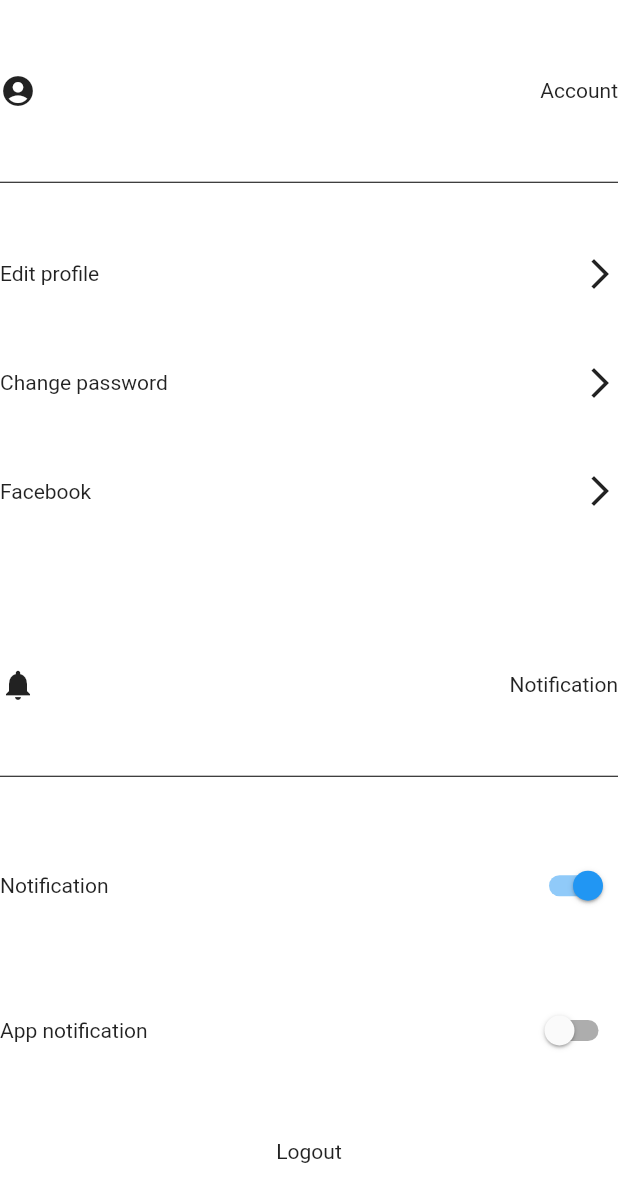
After one commit to quiop00/tutor_finder, a Flutter app: the SettingView screen opened directly, on a phone screen of 412 x 824 dp. The commit adds this screen. Shown: the top 1202 px of the screen. Run offline on Flutter 3.47's test engine with Material 2 defaults, Android fonts, the phone set to English and light mode, and no system bars; our stand-ins replace dio, get_it, retrofit, stacked; generated files the repository leaves out were written again; network calls fail.

Commit message:
profile fix

```diff
--- a/lib/ui/screens/notifies/notifications_view.dart
+++ b/lib/ui/screens/notifies/notifications_view.dart
@@ -2,7 +2,6 @@ import 'package:flutter/material.dart';
 import 'package:provider/provider.dart';
 import 'package:stacked/stacked.dart';
 import 'package:tutor_finder_app/models/notification_model.dart';
-import 'package:tutor_finder_app/services/response/notification_response.dart';
 import 'package:tutor_finder_app/ui/screens/notifies/notifications_view_model.dart';
 import 'package:tutor_finder_app/ui/widget/notification_item.dart';
 
--- /dev/null
+++ b/lib/ui/screens/setting/setting_view.dart
@@ -0,0 +1,92 @@
+import 'package:flutter/material.dart';
+
+class SettingView extends StatefulWidget{
+  @override
+  State<StatefulWidget> createState() {
+    // TODO: implement createState
+    return _SettingView();
+  }
+
+}
+class _SettingView extends State<SettingView>{
+  @override
+  Widget build(BuildContext context) {
+    return Scaffold(
+      body: Container(
+        color: Colors.white,
+        child: Column(
+          mainAxisAlignment: MainAxisAlignment.spaceEvenly,
+          children: [
+            Container(
+              child: Row(
+                mainAxisAlignment: MainAxisAlignment.spaceBetween,
+                children: [
+                  Icon(Icons.account_circle),
+                  Text("Account")
+                ],
+              ),
+            ),
+            Divider(height: 1,color: Colors.black,),
+            Row(
+              mainAxisAlignment: MainAxisAlignment.spaceBetween,
+              children: [
+                Text("Edit profile"),
+                Icon(Icons.arrow_forward_ios_outlined),
+              ],
+            ),
+            Row(
+              mainAxisAlignment: MainAxisAlignment.spaceBetween,
+              children: [
+                Text("Change password"),
+                Icon(Icons.arrow_forward_ios_outlined),
+              ],
+            ),
+            Row(
+              mainAxisAlignment: MainAxisAlignment.spaceBetween,
+              children: [
+                Text("Facebook"),
+                Icon(Icons.arrow_forward_ios_outlined),
+              ],
+            ),
+            SizedBox(height: 8,),
+            Container(
+              child: Row(
+                mainAxisAlignment: MainAxisAlignment.spaceBetween,
+                children: [
+                  Icon(Icons.notifications),
+                  Text("Notification")
+                ],
+              ),
+            ),
+            Divider(height: 1,color: Colors.black,),
+            Row(
+              mainAxisAlignment: MainAxisAlignment.spaceBetween,
+              children: [
+                Text("Notification"),
+                Switch(
+                    value: true,
+                    onChanged: (value){
+                    }
+                )
+              ],
+            ),
+            Row(
+              mainAxisAlignment: MainAxisAlignment.spaceBetween,
+              children: [
+                Text("App notification"),
+                Switch(
+                    value: false,
+                    onChanged: (value){
+                    }
+                )
+              ],
+            ),
+            Container(
+              child: Text("Logout"),
+            )
+          ],
+        ),
+      ),
+    );
+  }
+}
--- a/lib/ui/widget/infor.dart
+++ b/lib/ui/widget/infor.dart
@@ -40,7 +40,4 @@ class InforTutor extends StatelessWidget{
       ),
     );
   }
-  String _subjects(List<Subject> subjects){
-    return subjects.map((e) => e.subjectName).join(", ");
-  }
 }
```
Also changed, not shown: lib/ui/screens/detail/tutor_detail_view.dart (+34 -9 lines), lib/ui/screens/profile/profile_view.dart (+20 -0 lines), lib/ui/screens/setting/setting_view_model.dart (added).
